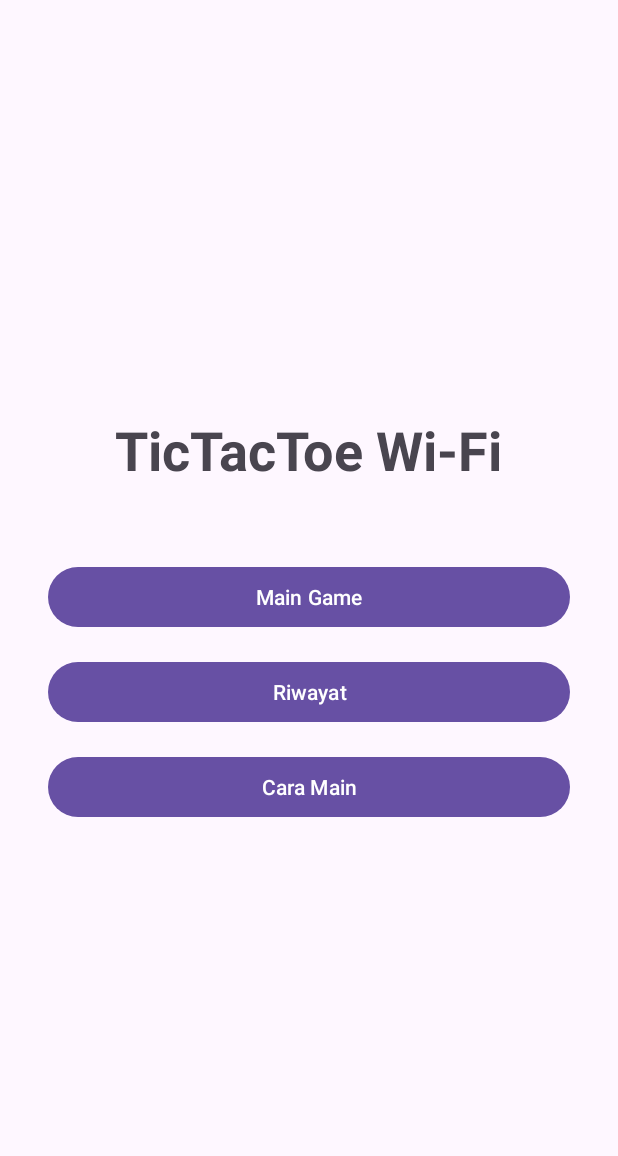
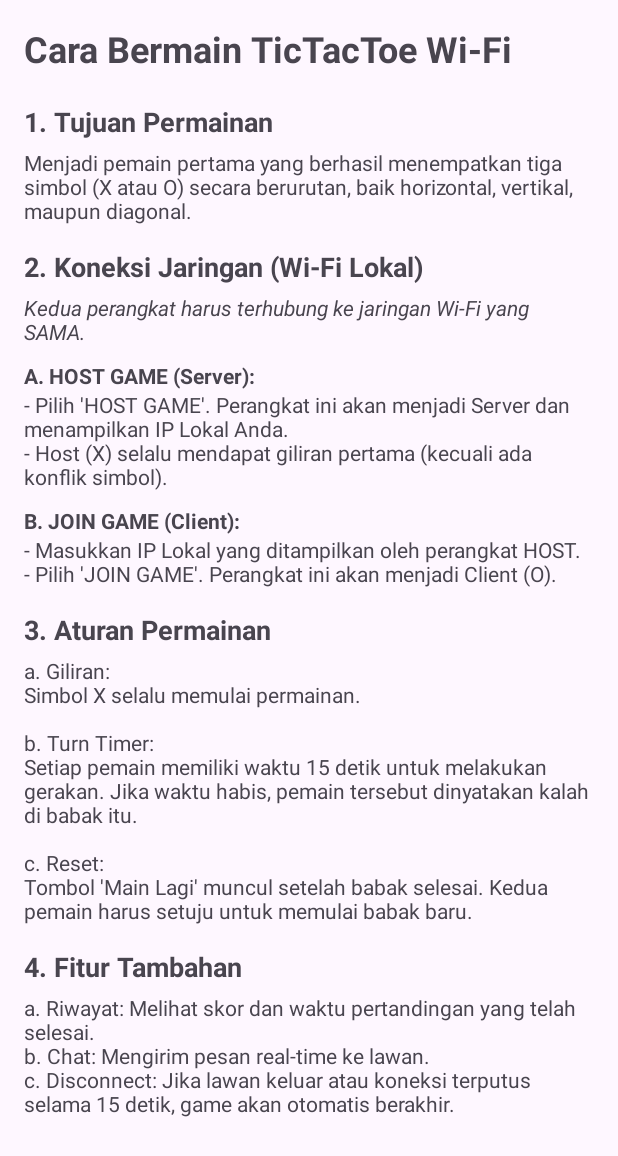
Before and after one commit to arx64/TicTacToeWIFi, an Android app: the screen it shows after launch (MenuActivity before the commit, HowToPlayActivity after it), after a tap on "Cara Main", on a phone screen of 412 x 824 dp. Shown: the top 1156 px of the screen. Run offline under Robolectric (Android 15) with nearby library versions, the phone set to English and light mode, and no system bars.

Commit message:
feat: Add "How to Play" screen and update dependencies
This commit introduces a "How to Play" screen to provide users with game instructions and updates project dependencies.

- **How to Play Screen:**
    - A new `HowToPlayActivity` and its corresponding layout `activity_how_to_play.xml` have been created.
    - All related instructional text has been extracted into `strings.xml` for localization and maintainability.
    - The screen details the game's objective, network connection steps (Host/Join), game rules (turn timer, reset), and other features like chat and history.
    - The "How to Play" button in the `MenuActivity` now launches this new activity instead of showing a temporary toast message.
    - The `HowToPlayActivity` is registered in `AndroidManifest.xml` with the main menu set as its parent.

- **Dependency Updates:**
    - The Android Gradle Plugin (AGP) version is updated from `8.3.0` to `8.13.0`.
    - The Gradle distribution URL is updated from version `8.4` to `8.13`.

```diff
--- a/app/src/main/AndroidManifest.xml
+++ b/app/src/main/AndroidManifest.xml
@@ -17,6 +17,10 @@
         android:theme="@style/Theme.TictactoeWifi"
         tools:targetApi="31">
         <activity
+            android:name=".HowToPlayActivity"
+            android:exported="false"
+            android:parentActivityName=".MenuActivity"/>
+        <activity
             android:name=".HistoryActivity"
             android:exported="false" />
         <activity
@@ -30,13 +34,11 @@
         </activity>
         <activity
             android:name=".MainActivity"
-            android:exported="false">
-        </activity>
+            android:exported="false"></activity>
         <activity
             android:name=".GameActivity"
             android:exported="false"
-            android:windowSoftInputMode="adjustResize">
-        </activity>
+            android:windowSoftInputMode="adjustResize"></activity>
 
     </application>
 
--- /dev/null
+++ b/app/src/main/java/com/example/tictactoe_wifi/HowToPlayActivity.java
@@ -0,0 +1,27 @@
+// com.example.tictactoe_wifi/HowToPlayActivity.java
+package com.example.tictactoe_wifi;
+
+import androidx.appcompat.app.AppCompatActivity;
+import android.os.Bundle;
+
+public class HowToPlayActivity extends AppCompatActivity {
+
+    @Override
+    protected void onCreate(Bundle savedInstanceState) {
+        super.onCreate(savedInstanceState);
+        setContentView(R.layout.activity_how_to_play);
+
+        // Opsional: Tampilkan tombol kembali di ActionBar
+        if (getSupportActionBar() != null) {
+            getSupportActionBar().setDisplayHomeAsUpEnabled(true);
+            getSupportActionBar().setTitle("Cara Main");
+        }
+    }
+
+    // Menangani tombol kembali di ActionBar
+    @Override
+    public boolean onSupportNavigateUp() {
+        finish();
+        return true;
+    }
+}
--- a/app/src/main/java/com/example/tictactoe_wifi/MenuActivity.java
+++ b/app/src/main/java/com/example/tictactoe_wifi/MenuActivity.java
@@ -32,8 +32,8 @@ public class MenuActivity extends AppCompatActivity {
 
         // 3. Tombol "Cara Main" (Placeholder)
         btnHowToPlay.setOnClickListener(v -> {
-            // Di sini Anda bisa meluncurkan Activity Cara Main atau menampilkan dialog
-            Toast.makeText(MenuActivity.this, "Cara Main: Hubungkan dua perangkat ke Wi-Fi yang sama. Satu menjadi HOST, yang lain JOIN dengan memasukkan IP HOST.", Toast.LENGTH_LONG).show();
+            Intent intent = new Intent(MenuActivity.this, HowToPlayActivity.class);
+            startActivity(intent);
         });
     }
 }
--- /dev/null
+++ b/app/src/main/res/layout/activity_how_to_play.xml
@@ -0,0 +1,103 @@
+<!-- res/layout/activity_how_to_play.xml -->
+<ScrollView xmlns:android="http://schemas.android.com/apk/res/android"
+    xmlns:tools="http://schemas.android.com/tools"
+    android:layout_width="match_parent"
+    android:layout_height="match_parent"
+    android:padding="16dp"
+    tools:context=".HowToPlayActivity">
+
+    <LinearLayout
+        android:layout_width="match_parent"
+        android:layout_height="wrap_content"
+        android:orientation="vertical">
+
+        <TextView
+            android:layout_width="wrap_content"
+            android:layout_height="wrap_content"
+            android:text="@string/how_to_play_title"
+            android:textSize="24sp"
+            android:textStyle="bold"
+            android:layout_marginBottom="20dp"/>
+
+        <!-- Bagian 1: Tujuan Permainan -->
+        <TextView
+            android:layout_width="wrap_content"
+            android:layout_height="wrap_content"
+            android:text="@string/section_1_title"
+            android:textSize="18sp"
+            android:textStyle="bold"
+            android:layout_marginBottom="5dp"/>
+        <TextView
+            android:layout_width="wrap_content"
+            android:layout_height="wrap_content"
+            android:text="@string/section_1_desc"
+            android:layout_marginBottom="15dp"/>
+
+        <!-- Bagian 2: Koneksi Jaringan (P2P) -->
+        <TextView
+            android:layout_width="wrap_content"
+            android:layout_height="wrap_content"
+            android:text="@string/section_2_title"
+            android:textSize="18sp"
+            android:textStyle="bold"
+            android:layout_marginBottom="5dp"/>
+        <TextView
+            android:layout_width="wrap_content"
+            android:layout_height="wrap_content"
+            android:text="@string/section_2_desc_1"
+            android:textStyle="italic"
+            android:layout_marginBottom="10dp"/>
+
+        <TextView
+            android:layout_width="wrap_content"
+            android:layout_height="wrap_content"
+            android:text="@string/section_2_host_title"
+            android:textStyle="bold"/>
+        <TextView
+            android:layout_width="wrap_content"
+            android:layout_height="wrap_content"
+            android:text="@string/section_2_host_desc"
+            android:layout_marginBottom="10dp"/>
+
+        <TextView
+            android:layout_width="wrap_content"
+            android:layout_height="wrap_content"
+            android:text="@string/section_2_client_title"
+            android:textStyle="bold"/>
+        <TextView
+            android:layout_width="wrap_content"
+            android:layout_height="wrap_content"
+            android:text="@string/section_2_client_desc"
+            android:layout_marginBottom="15dp"/>
+
+        <!-- Bagian 3: Aturan Main -->
+        <TextView
+            android:layout_width="wrap_content"
+            android:layout_height="wrap_content"
+            android:text="@string/section_3_title"
+            android:textSize="18sp"
+            android:textStyle="bold"
+            android:layout_marginBottom="5dp"/>
+
+        <TextView
+            android:layout_width="wrap_content"
+            android:layout_height="wrap_content"
+            android:text="@string/section_3_desc"
+            android:layout_marginBottom="15dp"/>
+
+        <!-- Bagian 4: Fitur Tambahan -->
+        <TextView
+            android:layout_width="wrap_content"
+            android:layout_height="wrap_content"
+            android:text="@string/section_4_title"
+            android:textSize="18sp"
+            android:textStyle="bold"
+            android:layout_marginBottom="5dp"/>
+        <TextView
+            android:layout_width="wrap_content"
+            android:layout_height="wrap_content"
+            android:text="@string/section_4_desc"
+            android:layout_marginBottom="15dp"/>
+
+    </LinearLayout>
+</ScrollView>
--- a/app/src/main/res/values/strings.xml
+++ b/app/src/main/res/values/strings.xml
@@ -9,4 +9,23 @@
     <string name="masukkan_ip_server_jika_join">Masukkan IP Server (Jika Join)</string>
     <string name="join_game_client">JOIN GAME (Client)</string>
     <string name="ip_lokal_anda_menunggu">IP Lokal Anda: Menunggu...</string>
+
+    <!-- Teks untuk How To Play Activity -->
+    <string name="how_to_play_title">Cara Bermain TicTacToe Wi-Fi</string>
+    <string name="section_1_title">1. Tujuan Permainan</string>
+    <string name="section_1_desc">Menjadi pemain pertama yang berhasil menempatkan tiga simbol (X atau O) secara berurutan, baik horizontal, vertikal, maupun diagonal.</string>
+
+    <string name="section_2_title">2. Koneksi Jaringan (Wi-Fi Lokal)</string>
+    <string name="section_2_desc_1">Kedua perangkat harus terhubung ke jaringan Wi-Fi yang SAMA.</string>
+    <string name="section_2_host_title">A. HOST GAME (Server):</string>
+    <string name="section_2_host_desc">- Pilih \'HOST GAME\'. Perangkat ini akan menjadi Server dan menampilkan IP Lokal Anda.\n- Host (X) selalu mendapat giliran pertama (kecuali ada konflik simbol).</string>
+    <string name="section_2_client_title">B. JOIN GAME (Client):</string>
+    <string name="section_2_client_desc">- Masukkan IP Lokal yang ditampilkan oleh perangkat HOST.\n- Pilih \'JOIN GAME\'. Perangkat ini akan menjadi Client (O).</string>
+
+    <string name="section_3_title">3. Aturan Permainan</string>
+    <string name="section_3_desc">a. Giliran:\nSimbol X selalu memulai permainan.\n\nb. Turn Timer:\nSetiap pemain memiliki waktu 15 detik untuk melakukan gerakan. Jika waktu habis, pemain tersebut dinyatakan kalah di babak itu.\n\nc. Reset:\nTombol \'Main Lagi\' muncul setelah babak selesai. Kedua pemain harus setuju untuk memulai babak baru.</string>
+
+    <string name="section_4_title">4. Fitur Tambahan</string>
+    <string name="section_4_desc">a. Riwayat: Melihat skor dan waktu pertandingan yang telah selesai.\nb. Chat: Mengirim pesan real-time ke lawan.\nc. Disconnect: Jika lawan keluar atau koneksi terputus selama 15 detik, game akan otomatis berakhir.</string>
+
 </resources>
--- a/gradle/libs.versions.toml
+++ b/gradle/libs.versions.toml
@@ -1,5 +1,5 @@
 [versions]
-agp = "8.3.0"
+agp = "8.13.0"
 junit = "4.13.2"
 junitVersion = "1.2.1"
 espressoCore = "3.6.1"
```
Also changed, not shown: gradle/wrapper/gradle-wrapper.properties.
